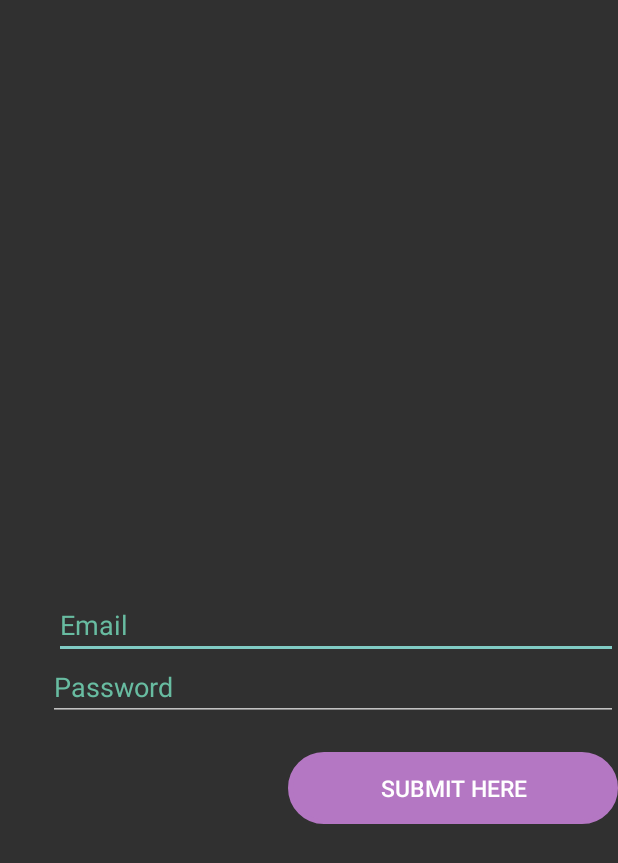
After one commit to AlexYRaul/CartasV2, an Android app: the BorrarPerfilUsuario screen opened directly, with no data from a screen before it, on a phone screen of 412 x 824 dp. The commit adds this screen. Shown: the top 863 px of the screen. Run offline under Robolectric (Android 15) with nearby library versions, the phone set to English and light mode, and no system bars; our stand-ins replace Firebase (no records; nobody signed in at launch, a user with empty details on screens opened directly); Roboto replaces fonts that are not available here.

Commit message:
borrar perfil

```diff
--- a/app/src/main/AndroidManifest.xml
+++ b/app/src/main/AndroidManifest.xml
@@ -2,9 +2,7 @@
 <manifest xmlns:android="http://schemas.android.com/apk/res/android"
     package="com.example.cartasvshumanidad">
 
-    //Permiso para acceder al almacenamiento del usuario
     <uses-permission android:name="android.permission.READ_EXTERNAL_STORAGE" />
-
     <uses-permission android:name="android.permission.INTERNET" />
     <uses-permission android:name="android.permission.ACCESS_NETWORK_STATE" />
 
@@ -14,7 +12,11 @@
         android:label="@string/app_name"
         android:roundIcon="@mipmap/ic_launcher_round"
         android:supportsRtl="true"
+        android:usesCleartextTraffic="true"
         android:theme="@style/Theme.AppCompat.NoActionBar">
+        <activity
+            android:name=".BorrarPerfilUsuario"
+            android:exported="false" />
         <activity
             android:name=".Juego"
             android:exported="false" />
--- /dev/null
+++ b/app/src/main/java/com/example/cartasvshumanidad/BorrarPerfilUsuario.java
@@ -0,0 +1,69 @@
+package com.example.cartasvshumanidad;
+
+import android.content.Intent;
+import android.os.Bundle;
+import android.util.Log;
+import android.view.View;
+import android.widget.Button;
+import android.widget.EditText;
+import android.widget.Toast;
+
+import androidx.annotation.NonNull;
+import androidx.appcompat.app.AppCompatActivity;
+
+import com.google.android.gms.tasks.OnCompleteListener;
+import com.google.android.gms.tasks.Task;
+import com.google.firebase.auth.AuthCredential;
+import com.google.firebase.auth.EmailAuthProvider;
+import com.google.firebase.auth.FirebaseAuth;
+import com.google.firebase.auth.FirebaseUser;
+
+public class BorrarPerfilUsuario extends AppCompatActivity {
+
+    @Override
+    protected void onCreate(Bundle savedInstanceState) {
+        super.onCreate(savedInstanceState);
+        setContentView(R.layout.activity_borrar_perfil_usuario);
+
+        final EditText email = findViewById(R.id.email);
+        final EditText password = findViewById(R.id.logpass);
+        Button submit = findViewById(R.id.submit);
+        submit.setOnClickListener(new View.OnClickListener() {
+            @Override
+            public void onClick(View v) {
+                deleteuser(email.getText().toString(), password.getText().toString());
+            }
+        });
+    }
+
+    private void deleteuser(String email, String password) {
+
+        final FirebaseUser user = FirebaseAuth.getInstance().getCurrentUser();
+
+        // Get auth credentials from the user for re-authentication. The example below shows
+        // email and password credentials but there are multiple possible providers,
+        // such as GoogleAuthProvider or FacebookAuthProvider.
+        AuthCredential credential = EmailAuthProvider.getCredential(email, password);
+
+        // Prompt the user to re-provide their sign-in credentials
+        if (user != null) {
+            user.reauthenticate(credential)
+                    .addOnCompleteListener(new OnCompleteListener<Void>() {
+                        @Override
+                        public void onComplete(@NonNull Task<Void> task) {
+                            user.delete()
+                                    .addOnCompleteListener(new OnCompleteListener<Void>() {
+                                        @Override
+                                        public void onComplete(@NonNull Task<Void> task) {
+                                            if (task.isSuccessful()) {
+                                                Log.d("TAG", "User account deleted.");
+                                                startActivity(new Intent(BorrarPerfilUsuario.this, Login.class));
+                                                Toast.makeText(BorrarPerfilUsuario.this, "Deleted User Successfully,", Toast.LENGTH_LONG).show();
+                                            }
+                                        }
+                                    });
+                        }
+                    });
+        }
+    }
+}
--- a/app/src/main/java/com/example/cartasvshumanidad/Registro.java
+++ b/app/src/main/java/com/example/cartasvshumanidad/Registro.java
@@ -36,6 +36,7 @@ public class Registro extends AppCompatActivity {
 
     //Añado al usuario su imagen predeterminada
     private String tokenImagen = "853395d0-d34b-4e81-ae79-74ad4964b1d6";
+
 
     @Override
     protected void onCreate(Bundle savedInstanceState) {
@@ -104,7 +105,6 @@ public class Registro extends AppCompatActivity {
                             else{
                                 Toast.makeText(Registro.this, "No se han podido crear los datos correctamente", Toast.LENGTH_SHORT).show();
                             }
-
                         }
                     });
                 }
--- /dev/null
+++ b/app/src/main/res/layout/activity_borrar_perfil_usuario.xml
@@ -0,0 +1,51 @@
+<RelativeLayout
+    xmlns:android="http://schemas.android.com/apk/res/android"
+    xmlns:tools="http://schemas.android.com/tools"
+    android:layout_width="match_parent"
+    android:layout_height="match_parent"
+    android:gravity="center"
+    android:orientation="vertical"
+    tools:context=".BorrarPerfilUsuario">
+
+    <EditText
+        android:id="@+id/email"
+        android:layout_width="match_parent"
+        android:layout_height="wrap_content"
+        android:layout_alignParentStart="true"
+        android:layout_alignParentTop="true"
+        android:layout_marginStart="36dp"
+        android:layout_marginTop="120dp"
+        android:ems="10"
+        android:hint="Email"
+        android:textColor="@color/LetraSecundaria"
+        android:textColorHint="@color/LetraSecundaria"
+        android:inputType="textEmailAddress" />
+
+    <EditText
+        android:id="@+id/logpass"
+        android:layout_width="match_parent"
+        android:layout_height="wrap_content"
+        android:layout_alignParentStart="true"
+        android:layout_alignParentTop="true"
+        android:layout_marginStart="32dp"
+        android:layout_marginTop="161dp"
+        android:ems="10"
+        android:hint="Password"
+        android:textColor="@color/LetraSecundaria"
+        android:textColorHint="@color/LetraSecundaria"
+        android:inputType="textPassword" />
+
+    <Button
+        android:id="@+id/submit"
+        android:layout_width="match_parent"
+        android:layout_height="wrap_content"
+        android:layout_alignParentStart="true"
+        android:layout_alignParentTop="true"
+        android:layout_marginStart="192dp"
+        android:layout_marginTop="227dp"
+        android:background="@drawable/style_border_editext3"
+        android:backgroundTint="@color/LetraPrincipal"
+        android:text="Submit Here"
+        android:textSize="15dp" />
+
+</RelativeLayout>
--- a/app/src/main/res/layout/activity_login.xml
+++ b/app/src/main/res/layout/activity_login.xml
@@ -70,6 +70,7 @@
         android:gravity="center|center_horizontal|center_vertical"
         android:hint="example@example.es"
         android:inputType="textPersonName"
+        android:onClick="acceso"
         android:textColor="@color/LetraSecundaria"
         android:textColorHint="@color/LetraSecundaria"
         android:textSize="20sp" />
--- a/app/src/main/res/layout/activity_profile.xml
+++ b/app/src/main/res/layout/activity_profile.xml
@@ -157,6 +157,7 @@
                     android:drawableLeft="@drawable/delete"
                     android:fontFamily="@font/acme"
                     android:gravity="center|center_horizontal|center_vertical"
+                    android:onClick="borrarPerfil"
                     android:text="@string/BorrarPerfil"
                     android:textColor="#FFFFFF"
                     android:textSize="24sp"
--- a/app/src/main/res/values/strings.xml
+++ b/app/src/main/res/values/strings.xml
@@ -14,7 +14,7 @@
     <string name="EmailRecuperar">Enter the email of the password you want to recover</string>
     <string name="Aceptar">Agree</string>
     <string name="Confirmar">Confirm</string>
-    <string name="title_activity_inicio">Inicio</string>
+    <string name="title_activity_Lobby">Start</string>
     <string name="title_news">News</string>
     <string name="title_lobby">Lobby</string>
     <string name="title_perfil">Profile</string>
@@ -22,4 +22,5 @@
     <string name="BorrarPerfil">Delete profile</string>
     <string name="CerrarSesión">Close session</string>
     <string name="Crear">Create</string>
+    <string name="BorrarCuenta">Delete accounts</string>
 </resources>
```
Also changed, not shown: app/src/main/java/com/example/cartasvshumanidad/Profile.java (+7 -2 lines), 1 other file.
